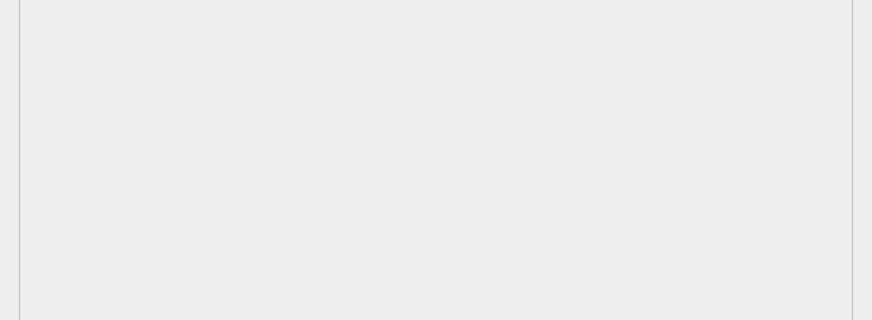
Before: the Qt Designer form mainwindow.ui in Catoras/LERMA, drawn with Qt 5; both pictures show x 0 to 872 and y 104 to 424 of the 872 by 608 pixel window.
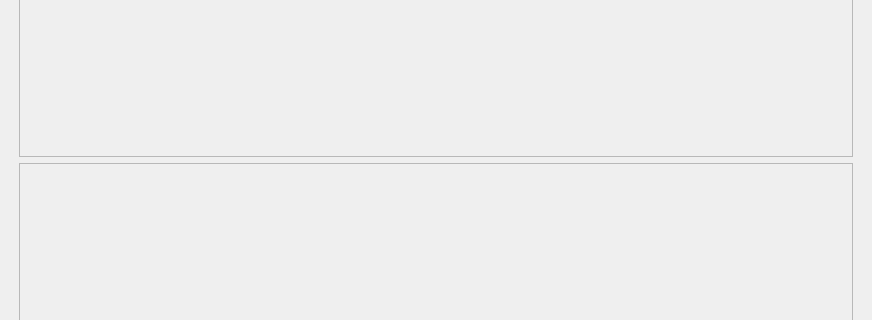
After: the same form once the commit is applied. The open tabs and pages were chosen to show the change.

Diff of the .ui file:
```diff
--- a/mainwindow.ui
+++ b/mainwindow.ui
@@ -144,12 +144,6 @@
       </widget>
       <widget class="QWidget" name="page_2">
        <layout class="QGridLayout" name="gridLayout_5">
-        <item row="0" column="2">
-         <widget class="QComboBox" name="comboBoxOrdenamiento"/>
-        </item>
-        <item row="0" column="1">
-         <widget class="QComboBox" name="comboBoxDepartamentos"/>
-        </item>
         <item row="0" column="0">
          <widget class="QLineEdit" name="lineEditBusqueda">
           <property name="placeholderText">
@@ -157,8 +151,14 @@
           </property>
          </widget>
         </item>
+        <item row="0" column="2">
+         <widget class="QComboBox" name="comboBoxOrdenamiento"/>
+        </item>
         <item row="1" column="0" colspan="3">
          <widget class="QScrollArea" name="scrollAreaProductos">
+          <property name="lineWidth">
+           <number>1</number>
+          </property>
           <property name="widgetResizable">
            <bool>true</bool>
           </property>
@@ -168,7 +168,45 @@
              <x>0</x>
              <y>0</y>
              <width>832</width>
-             <height>501</height>
+             <height>195</height>
+            </rect>
+           </property>
+          </widget>
+         </widget>
+        </item>
+        <item row="0" column="1">
+         <widget class="QComboBox" name="comboBoxDepartamentos"/>
+        </item>
+        <item row="2" column="0" colspan="3">
+         <widget class="QScrollArea" name="scrollAreaRecomendaciones">
+          <property name="sizePolicy">
+           <sizepolicy hsizetype="Minimum" vsizetype="Fixed">
+            <horstretch>0</horstretch>
+            <verstretch>0</verstretch>
+           </sizepolicy>
+          </property>
+          <property name="minimumSize">
+           <size>
+            <width>0</width>
+            <height>300</height>
+           </size>
+          </property>
+          <property name="maximumSize">
+           <size>
+            <width>16777215</width>
+            <height>300</height>
+           </size>
+          </property>
+          <property name="widgetResizable">
+           <bool>true</bool>
+          </property>
+          <widget class="QWidget" name="scrollAreaWidgetContents_2">
+           <property name="geometry">
+            <rect>
+             <x>0</x>
+             <y>0</y>
+             <width>832</width>
+             <height>298</height>
             </rect>
            </property>
           </widget>
```
